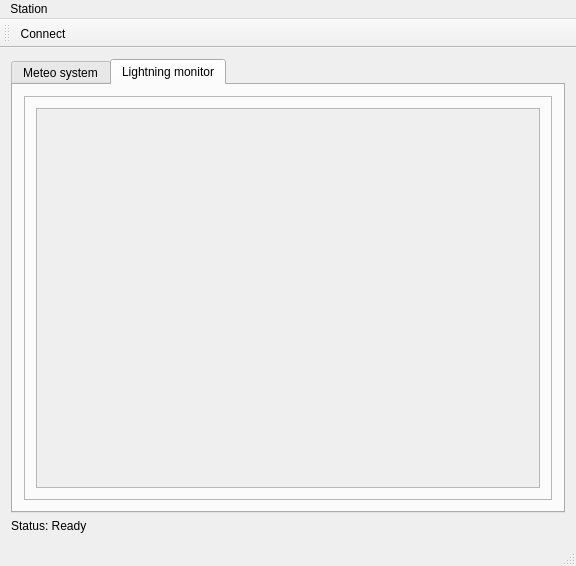
Before: the Qt Designer form QMeteo/mainwindow.ui in grisu48/meteo, drawn with Qt 5.
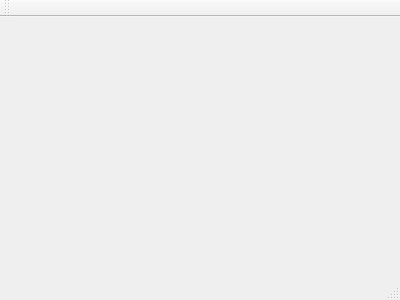
After: the same form once the commit is applied. The open tabs and pages were chosen to show the change.

Patch:
```diff
--- a/QMeteo/mainwindow.ui
+++ b/QMeteo/mainwindow.ui
@@ -1,169 +1,25 @@
 <?xml version="1.0" encoding="UTF-8"?>
 <ui version="4.0">
  <class>MainWindow</class>
- <widget class="QMainWindow" name="MainWindow">
-  <property name="geometry">
+ <widget class="QMainWindow" name="MainWindow" >
+  <property name="geometry" >
    <rect>
     <x>0</x>
     <y>0</y>
-    <width>576</width>
-    <height>566</height>
+    <width>400</width>
+    <height>300</height>
    </rect>
   </property>
   <property name="windowTitle">
    <string>QMeteo - Home weather station</string>
   </property>
-  <widget class="QWidget" name="centralWidget">
-   <layout class="QVBoxLayout" name="verticalLayout">
-    <item>
-     <widget class="QTabWidget" name="tabWidgetMain">
-      <property name="currentIndex">
-       <number>0</number>
-      </property>
-      <widget class="QWidget" name="tabMeteo">
-       <attribute name="title">
-        <string>Meteo system</string>
-       </attribute>
-       <layout class="QVBoxLayout" name="verticalLayout_2">
-        <item>
-         <widget class="QScrollArea" name="sclWidgets">
-          <property name="widgetResizable">
-           <bool>true</bool>
-          </property>
-          <widget class="QWidget" name="scrollAreaWidgetContents">
-           <property name="geometry">
-            <rect>
-             <x>0</x>
-             <y>0</y>
-             <width>534</width>
-             <height>398</height>
-            </rect>
-           </property>
-           <layout class="QVBoxLayout" name="verticalLayout_3">
-            <item>
-             <layout class="QVBoxLayout" name="lyStations"/>
-            </item>
-            <item>
-             <spacer name="verticalSpacer">
-              <property name="orientation">
-               <enum>Qt::Vertical</enum>
-              </property>
-              <property name="sizeType">
-               <enum>QSizePolicy::Expanding</enum>
-              </property>
-              <property name="sizeHint" stdset="0">
-               <size>
-                <width>20</width>
-                <height>40</height>
-               </size>
-              </property>
-             </spacer>
-            </item>
-           </layout>
-          </widget>
-         </widget>
-        </item>
-       </layout>
-      </widget>
-      <widget class="QWidget" name="tabLightning">
-       <attribute name="title">
-        <string>Lightning monitor</string>
-       </attribute>
-       <layout class="QVBoxLayout" name="verticalLayout_4">
-        <item>
-         <widget class="QFrame" name="fraLightning">
-          <property name="frameShape">
-           <enum>QFrame::StyledPanel</enum>
-          </property>
-          <property name="frameShadow">
-           <enum>QFrame::Raised</enum>
-          </property>
-          <layout class="QVBoxLayout" name="verticalLayout_7">
-           <item>
-            <widget class="QScrollArea" name="scrLightning">
-             <property name="widgetResizable">
-              <bool>true</bool>
-             </property>
-             <widget class="QWidget" name="scrollAreaWidgetContents_2">
-              <property name="geometry">
-               <rect>
-                <x>0</x>
-                <y>0</y>
-                <width>514</width>
-                <height>378</height>
-               </rect>
-              </property>
-              <layout class="QVBoxLayout" name="verticalLayout_6">
-               <item>
-                <layout class="QVBoxLayout" name="verticalLayout_5"/>
-               </item>
-               <item>
-                <spacer name="verticalSpacer_2">
-                 <property name="orientation">
-                  <enum>Qt::Vertical</enum>
-                 </property>
-                 <property name="sizeHint" stdset="0">
-                  <size>
-                   <width>20</width>
-                   <height>40</height>
-                  </size>
-                 </property>
-                </spacer>
-               </item>
-              </layout>
-             </widget>
-            </widget>
-           </item>
-          </layout>
-         </widget>
-        </item>
-       </layout>
-      </widget>
-     </widget>
-    </item>
-    <item>
-     <widget class="QLabel" name="lblStatus">
-      <property name="text">
-       <string>Status: Ready</string>
-      </property>
-     </widget>
-    </item>
-   </layout>
-  </widget>
-  <widget class="QMenuBar" name="menuBar">
-   <property name="geometry">
-    <rect>
-     <x>0</x>
-     <y>0</y>
-     <width>576</width>
-     <height>23</height>
-    </rect>
-   </property>
-   <widget class="QMenu" name="menuStation">
-    <property name="title">
-     <string>Station</string>
-    </property>
-    <addaction name="actionConnect"/>
-   </widget>
-   <addaction name="menuStation"/>
-  </widget>
-  <widget class="QToolBar" name="mainToolBar">
-   <attribute name="toolBarArea">
-    <enum>TopToolBarArea</enum>
-   </attribute>
-   <attribute name="toolBarBreak">
-    <bool>false</bool>
-   </attribute>
-   <addaction name="actionConnect"/>
-  </widget>
-  <widget class="QStatusBar" name="statusBar"/>
-  <action name="actionConnect">
-   <property name="text">
-    <string>Connect ...</string>
-   </property>
-  </action>
+  <widget class="QMenuBar" name="menuBar" />
+  <widget class="QToolBar" name="mainToolBar" />
+  <widget class="QWidget" name="centralWidget" />
+  <widget class="QStatusBar" name="statusBar" />
  </widget>
- <layoutdefault spacing="6" margin="11"/>
+ <layoutDefault spacing="6" margin="11" />
+ <pixmapfunction></pixmapfunction>
  <resources/>
  <connections/>
 </ui>
```
Left out of the diff: 5 changed lines with no effect on the pictures.
